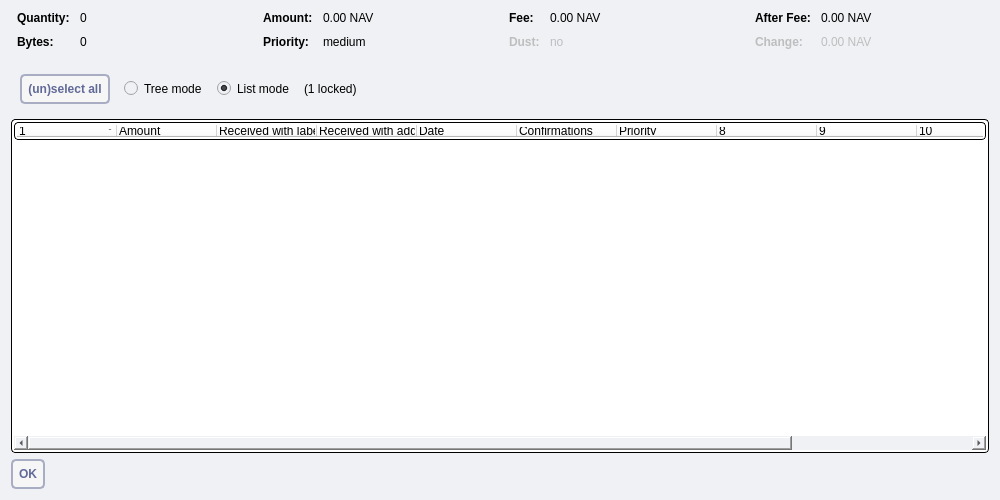
Qt form src/qt/forms/coincontroldialog.ui (navcoin/navcoin-core) before a commit.
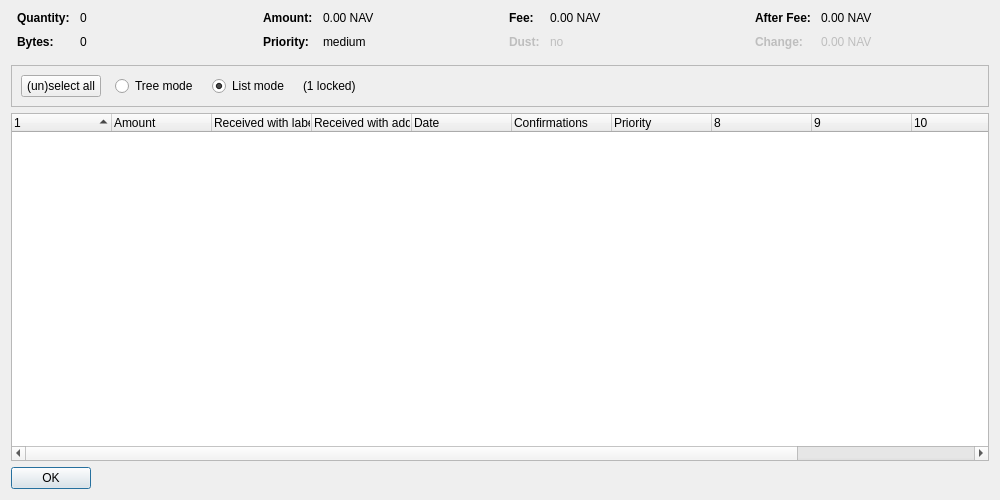
The same form after that commit. Custom widgets are drawn as their Qt base class.

The edit to the form file:
```diff
--- a/src/qt/forms/coincontroldialog.ui
+++ b/src/qt/forms/coincontroldialog.ui
@@ -14,7 +14,7 @@
    <string>Coin Selection</string>
   </property>
   <property name="styleSheet">
-   <string notr="true">background: #eff1f4; border: 0</string>
+   <string notr="true"/>
   </property>
   <layout class="QVBoxLayout" name="verticalLayout">
    <item>
@@ -364,7 +364,7 @@
            </sizepolicy>
           </property>
           <property name="styleSheet">
-           <string notr="true"> background: #f6f6f6; border: 2px solid #a9adc4; border-radius: 5px; padding: 6px; text-transform: uppercase; color: #616998; font-weight: bold</string>
+           <string notr="true"/>
           </property>
           <property name="text">
            <string>(un)select all</string>
@@ -434,7 +434,7 @@
       <enum>Qt::CustomContextMenu</enum>
      </property>
      <property name="styleSheet">
-      <string notr="true">background: #fff; border-radius: 4px; border: 1px solid #000; padding:2px</string>
+      <string notr="true"/>
      </property>
      <property name="sortingEnabled">
       <bool>false</bool>
@@ -522,7 +522,7 @@
       </sizepolicy>
      </property>
      <property name="styleSheet">
-      <string notr="true"> background: #f6f6f6; border: 2px solid #a9adc4; border-radius: 5px; padding: 6px; text-transform: uppercase; color: #616998; font-weight: bold</string>
+      <string notr="true"/>
      </property>
      <property name="orientation">
       <enum>Qt::Horizontal</enum>
```
